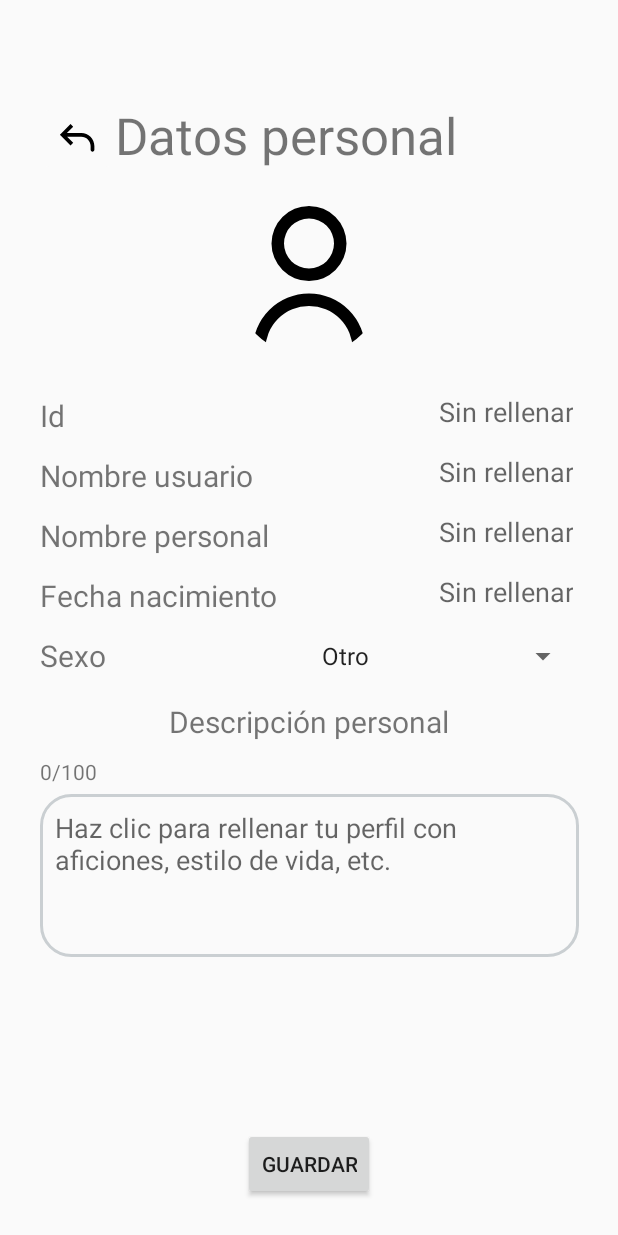
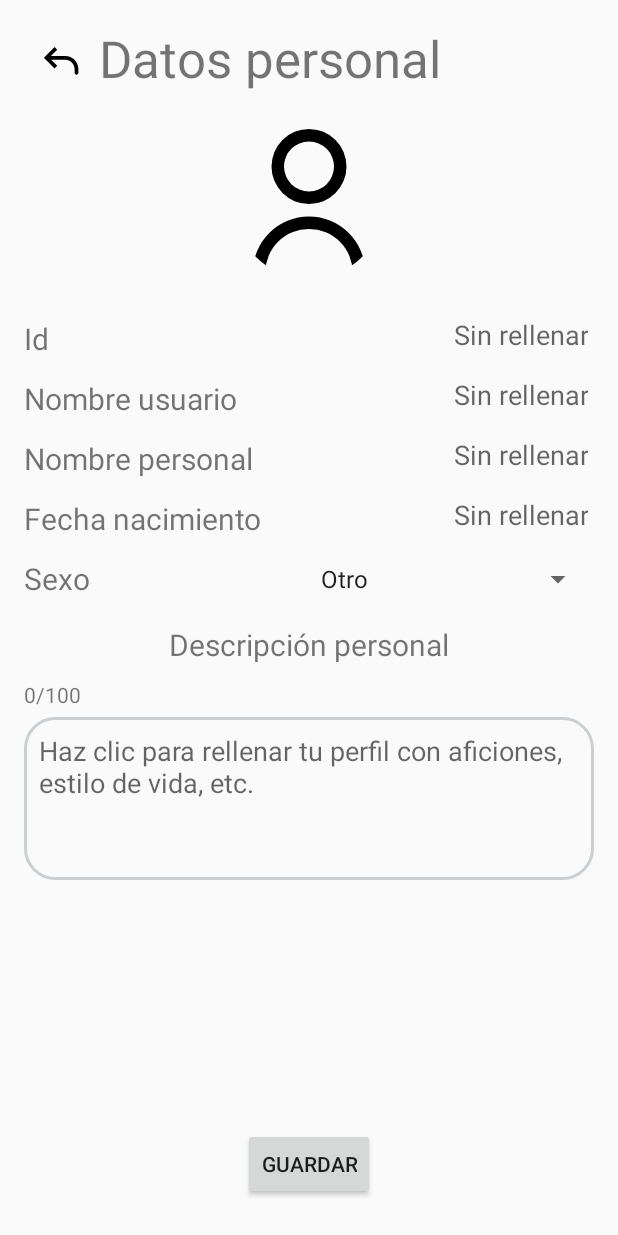
Before and after one commit to WINDOWEXPRESS/Debatazo_Demo, an Android app: the ActividadDatosPersonal screen opened directly, with no data from a screen before it, on a phone screen of 412 x 824 dp. Run offline under Robolectric (Android 15) with nearby library versions, the phone set to English and light mode, and no system bars; our stand-ins replace Picasso; pictures from the network do not load.

Commit message:
Mejora de interfaz

```diff
--- a/app/src/main/res/layout/actividad_datos_personal.xml
+++ b/app/src/main/res/layout/actividad_datos_personal.xml
@@ -18,14 +18,6 @@
         app:layout_constraintStart_toStartOf="parent"
         app:layout_constraintTop_toTopOf="parent" />
 
-    <LinearLayout
-        android:id="@+id/relativeLayout"
-        android:layout_width="391dp"
-        android:layout_height="615dp"
-        android:layout_marginBottom="24dp"
-        app:layout_constraintBottom_toTopOf="@+id/aDPersonal_textView_mensajeError"
-        app:layout_constraintEnd_toEndOf="parent"
-        app:layout_constraintStart_toStartOf="parent">
 
         <LinearLayout
             android:id="@+id/linearLayout2"
@@ -244,7 +236,6 @@
 
 
         </LinearLayout>
-    </LinearLayout>
 
     <TextView
         android:id="@+id/aDPersonal_textView_mensajeError"
```
Also changed, not shown: app/src/main/res/layout/actividad_registrar.xml (+7 -5 lines).
